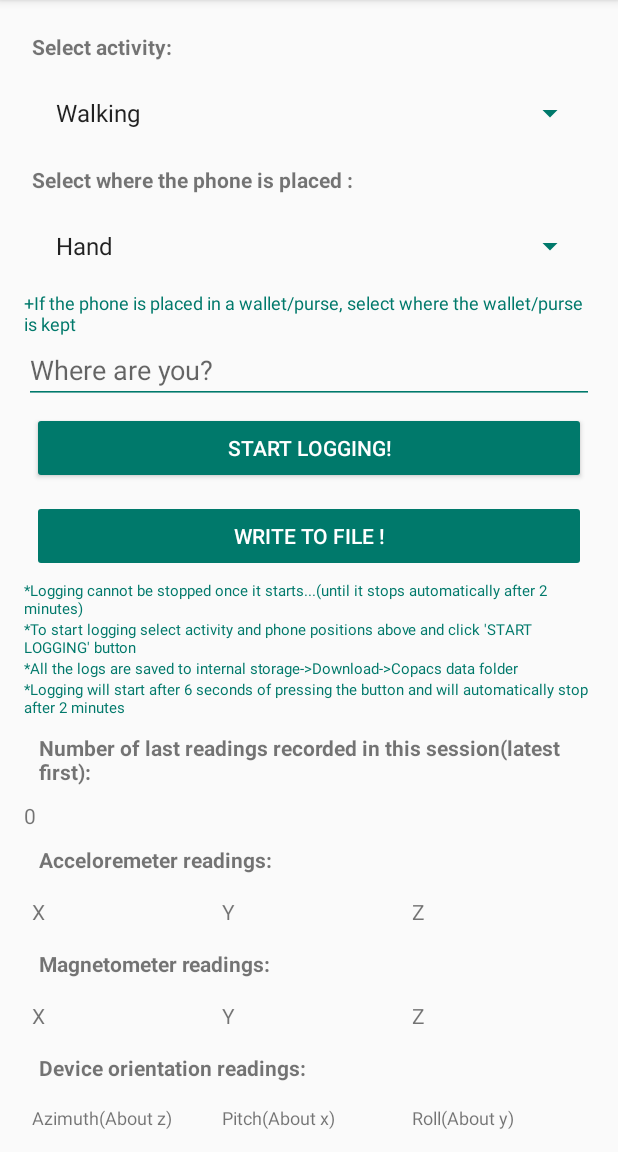
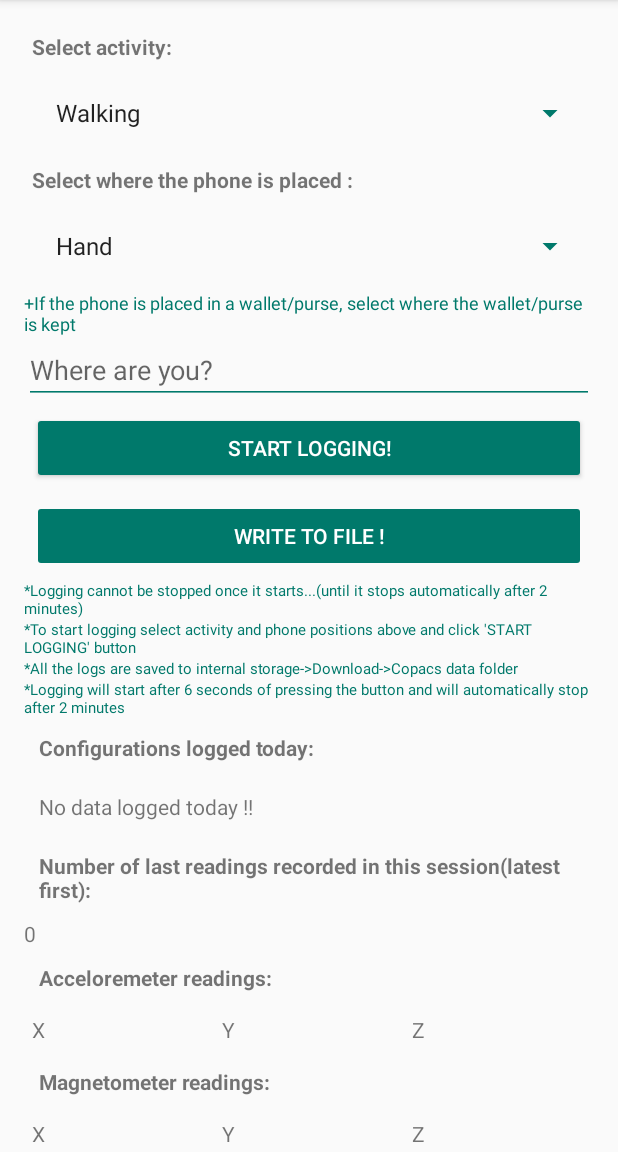
Before and after one commit to BansalAakash/COPACS, an Android app: the screen it shows after launch (MainActivity), on a phone screen of 412 x 824 dp, the part 84-1236 px from its top. Run offline under Robolectric (Android 15) with nearby library versions, the phone set to English and light mode, and no system bars.

Commit message:
logHistory

```diff
--- a/app/src/main/java/com/example/android/copacs/BigComputationTask.java
+++ b/app/src/main/java/com/example/android/copacs/BigComputationTask.java
@@ -33,7 +33,7 @@ class BigComputationTask extends AsyncTask {
         this.filename = fileName;
         this.fileName1 = fileName1;
         this.mainContext = context;
-        this.path1 = Environment.getExternalStoragePublicDirectory(Environment.DIRECTORY_DOWNLOADS + "/Copacs Data Lite").toString();
+        this.path1 = Environment.getExternalStoragePublicDirectory(Environment.DIRECTORY_DOWNLOADS + "/Copacs Data").toString();
         this.view = view;
         this.activity1 = activity2;
     }
@@ -42,7 +42,7 @@ class BigComputationTask extends AsyncTask {
     protected Object doInBackground(Object[] params) {
         File file = new File(path1, filename);
         File file1 = new File(path1, fileName1);
-        File folder = Environment.getExternalStoragePublicDirectory(Environment.DIRECTORY_DOWNLOADS + "/Copacs Data Lite");
+        File folder = Environment.getExternalStoragePublicDirectory(Environment.DIRECTORY_DOWNLOADS + "/Copacs Data");
         if (!folder.exists()) {
             folder.mkdir();
             Log.d(BigComputationTask.class.toString(), "Folder created!");
--- a/app/src/main/java/com/example/android/copacs/MainActivity.java
+++ b/app/src/main/java/com/example/android/copacs/MainActivity.java
@@ -127,6 +127,7 @@ public class MainActivity extends AppCompatActivity implements SensorEventListen
             orientation_Y_TextView,
             orientation_Z_TextView,
             proximityTextView,
+            logHistoryTextView,
     //            latitudeTextView,
 //            longitudeTextView,
 //            batteryLevelTextView,
@@ -179,7 +180,8 @@ public class MainActivity extends AppCompatActivity implements SensorEventListen
 
     //    private Location lastKnownLocation;
 //    private BroadcastReceiver mBatInfoReceiver;
-    private String notPresent = "";
+    private String notPresent = "",
+            logHistory = "";
     private ArrayAdapter<String> adapter1;
     private String myTagpos;
     private Spinner
@@ -269,12 +271,12 @@ public class MainActivity extends AppCompatActivity implements SensorEventListen
                         .setPositiveButton(android.R.string.yes, new DialogInterface.OnClickListener() {
 
                             public void onClick(DialogInterface dialog, int whichButton) {
-                                deleteFileClick(Environment.getExternalStoragePublicDirectory(Environment.DIRECTORY_DOWNLOADS + "/Copacs Data Lite"));
+                                deleteFileClick(Environment.getExternalStoragePublicDirectory(Environment.DIRECTORY_DOWNLOADS + "/Copacs Data"));
                                 Toast.makeText(MainActivity.this, "Folder deleted!", Toast.LENGTH_SHORT).show();
                             }
                         })
                         .setNegativeButton(android.R.string.no, null).show();
-                Environment.getExternalStoragePublicDirectory(Environment.DIRECTORY_DOWNLOADS + "/Copacs Data Lite").mkdir();
+                Environment.getExternalStoragePublicDirectory(Environment.DIRECTORY_DOWNLOADS + "/Copacs Data").mkdir();
                 break;
         }
         return true;
@@ -317,6 +319,7 @@ public class MainActivity extends AppCompatActivity implements SensorEventListen
         linear_acc_header_TextView = (TextView) findViewById(R.id.linear_acc_header);
         notPresentTextView = (TextView) findViewById(R.id.notPresentTextView);
         logTextView = (TextView) findViewById(R.id.logTextView);
+        logHistoryTextView = (TextView) findViewById(R.id.logHistory);
         resultantAccelerationHeaderTextView = (TextView) findViewById(R.id.raHeader);
         resultantAcceleratiobReadingTextView = (TextView) findViewById(R.id.raReading);
         resultantLinearAccelerationHeaderTextView = (TextView) findViewById(R.id.rla_header);
@@ -361,9 +364,23 @@ public class MainActivity extends AppCompatActivity implements SensorEventListen
         } else {
             mySoundPool = new SoundPool(1, AudioManager.STREAM_MUSIC, 1);
         }
-        File folder = Environment.getExternalStoragePublicDirectory(Environment.DIRECTORY_DOWNLOADS + "/Copacs Data Lite");
+        File folder = Environment.getExternalStoragePublicDirectory(Environment.DIRECTORY_DOWNLOADS + "/Copacs Data");
         if (!folder.exists()) {
             folder.mkdir();
+        }
+        File f = new File(Environment.getExternalStoragePublicDirectory(Environment.DIRECTORY_DOWNLOADS + "/Copacs Data").toURI());
+        File file[] = f.listFiles();
+        if (file.length > 0) {
+            for (File i : file) {
+                if (i.isFile() && !i.getName().contains("AllData")) {
+                    String curname = i.getName().split("\\.")[0];
+                    String details[] = curname.split("_");
+                    if (Integer.parseInt(details[0]) == day && details[1].equalsIgnoreCase(month)) {
+                        logHistory += details[2] + " - " + details[3] + "\n";
+                    }
+                }
+            }
+            logHistoryTextView.setText(logHistory);
         }
         mSoundIdInit = mySoundPool.load(this, R.raw.startsoundinit, 1);
         mSoundIdtart = mySoundPool.load(this, R.raw.startsound, 1);
@@ -383,6 +400,20 @@ public class MainActivity extends AppCompatActivity implements SensorEventListen
                 BigComputationTask t1 = new BigComputationTask(filename, fileName1, dataArray, MainActivity.this, passView, MainActivity.this);
                 t1.execute();
                 Toast.makeText(MainActivity.this, "Write successful !", Toast.LENGTH_SHORT).show();
+                File f = new File(Environment.getExternalStoragePublicDirectory(Environment.DIRECTORY_DOWNLOADS + "/Copacs Data").toURI());
+                File file[] = f.listFiles();
+                if (file.length > 0) {
+                    for (File i : file) {
+                        if (i.isFile() && !i.getName().contains("AllData")) {
+                            String curname = i.getName().split("\\.")[0];
+                            String details[] = curname.split("_");
+                            if (Integer.parseInt(details[0]) == day && details[1].equalsIgnoreCase(month)) {
+                                logHistory += details[2] + " - " + details[3] + "\n";
+                            }
+                        }
+                    }
+                    logHistoryTextView.setText(logHistory);
+                }
                 writeButton.setEnabled(false);
             }
         });
@@ -610,7 +641,7 @@ public class MainActivity extends AppCompatActivity implements SensorEventListen
 //    }
 
     public void logFileClick() {
-        String path = Environment.getExternalStoragePublicDirectory(Environment.DIRECTORY_DOWNLOADS + "/Copacs Data Lite/").toString();
+        String path = Environment.getExternalStoragePublicDirectory(Environment.DIRECTORY_DOWNLOADS + "/Copacs Data/").toString();
 
         Uri selectedUri = Uri.parse(path);
         Intent intent = new Intent(Intent.ACTION_VIEW);
--- a/app/src/main/res/layout/activity_main.xml
+++ b/app/src/main/res/layout/activity_main.xml
@@ -105,6 +105,20 @@
             android:text="*Logging will start after 6 seconds of pressing the button and will automatically stop after 2 minutes"
             android:textColor="@color/colorPrimaryDark"
             android:textSize="10sp" />
+
+        <TextView
+            android:layout_width="match_parent"
+            android:layout_height="wrap_content"
+            android:layout_margin="10dp"
+            android:text="Configurations logged today:"
+            android:textStyle="bold" />
+
+        <TextView
+            android:id="@+id/logHistory"
+            android:layout_width="match_parent"
+            android:layout_height="wrap_content"
+            android:layout_margin="10dp"
+            android:text="No data logged today !!" />
 
         <TextView
             android:layout_width="match_parent"
```
